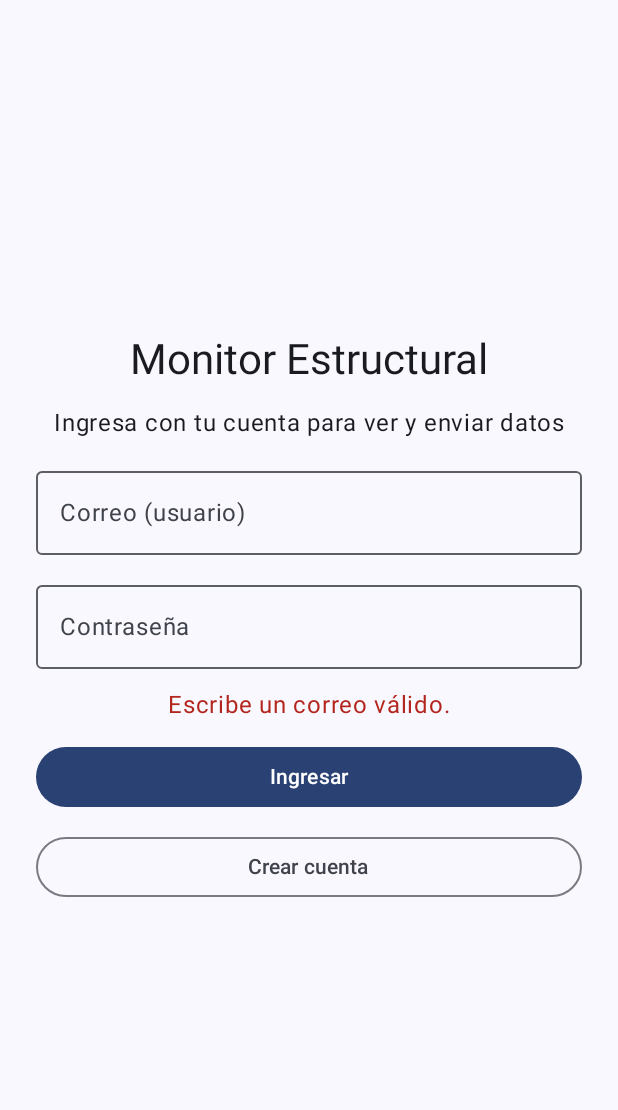
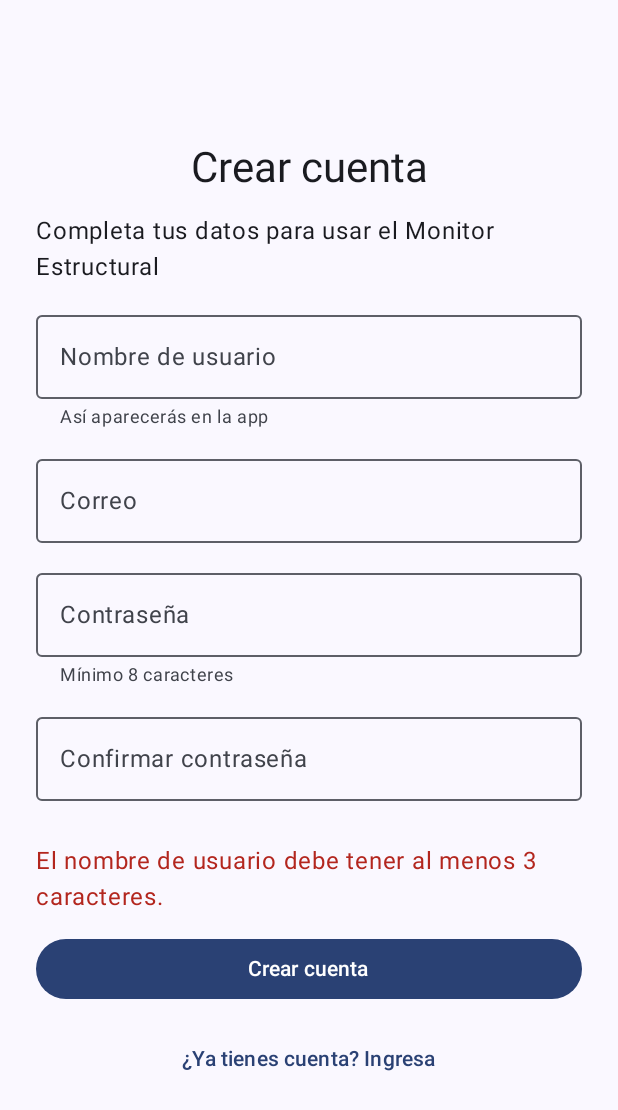
Before and after one commit to benjamincristobalarias-svg/IOT, an Android app built with Jetpack Compose: the screen it shows after launch (MainActivity), after a tap on "Crear cuenta", on a phone screen of 412 x 824 dp. Shown: the top 1110 px of the screen. Run offline under Robolectric (Android 15) with nearby library versions, the phone set to English and light mode, and no system bars; our stand-ins replace Firebase (no records; nobody signed in at launch, a user with empty details on screens opened directly); 2 other taps on this screen came first.

Commit message:
Pantalla de Registro con nombre de usuario y confirmar contraseña; respaldos bloqueados y solo HTTPS
- RegistroScreen: nombre de usuario, correo, contraseña y confirmar contraseña.
  El nombre se guarda en el perfil de Firebase y la app saluda con "Hola, nombre".
- Login: se quita "Crear cuenta" y se agrega "¿No tienes cuenta? Regístrate".
- validarRegistro() y 4 pruebas nuevas (15 en total, todas pasan).
- Manifest: allowBackup=false, reglas de extracción que excluyen todo,
  network_security_config sin tráfico HTTP y permiso ACCESS_NETWORK_STATE.
- README y docs/app actualizados.

Co-Authored-By: Claude Opus 5.5 <noreply@anthropic.com>
Claude-Session: https://claude.ai/code/session_01BekTH7mBc7tp6bLd45P4C1

```diff
--- a/app-android/app/src/main/java/cl/inacap/monitorestructural/MainActivity.kt
+++ b/app-android/app/src/main/java/cl/inacap/monitorestructural/MainActivity.kt
@@ -4,7 +4,11 @@ import android.os.Bundle
 import androidx.activity.ComponentActivity
 import androidx.activity.compose.setContent
 import androidx.activity.enableEdgeToEdge
+import androidx.compose.runtime.LaunchedEffect
 import androidx.compose.runtime.getValue
+import androidx.compose.runtime.mutableStateOf
+import androidx.compose.runtime.saveable.rememberSaveable
+import androidx.compose.runtime.setValue
 import androidx.lifecycle.ViewModelProvider
 import androidx.lifecycle.compose.collectAsStateWithLifecycle
 import androidx.lifecycle.viewmodel.initializer
@@ -20,6 +24,7 @@ import cl.inacap.monitorestructural.ui.LoginScreen
 import cl.inacap.monitorestructural.ui.LoginViewModel
 import cl.inacap.monitorestructural.ui.MonitoreoScreen
 import cl.inacap.monitorestructural.ui.PrincipalScreen
+import cl.inacap.monitorestructural.ui.RegistroScreen
 import cl.inacap.monitorestructural.ui.theme.MonitorEstructuralTheme
 
 class MainActivity : ComponentActivity() {
@@ -49,13 +54,31 @@ class MainActivity : ComponentActivity() {
             MonitorEstructuralTheme {
                 val sesion by loginViewModel.uiState.collectAsStateWithLifecycle()
                 val usuario = sesion.usuario
+                // true = se muestra Registro; false = Login
+                var registrando by rememberSaveable { mutableStateOf(false) }
+                // Cuando entra a la app se olvida el Registro: al cerrar sesión vuelve al Login
+                LaunchedEffect(usuario) { if (usuario != null) registrando = false }
                 if (usuario == null) {
-                    // Sin sesión solo se ve el Login
-                    LoginScreen(
-                        state = sesion,
-                        onIngresar = loginViewModel::ingresar,
-                        onCrearCuenta = loginViewModel::crearCuenta
-                    )
+                    // Sin sesión solo se ven Login y Registro
+                    if (registrando) {
+                        RegistroScreen(
+                            state = sesion,
+                            onCrearCuenta = loginViewModel::crearCuenta,
+                            onVolver = {
+                                loginViewModel.limpiarError()
+                                registrando = false
+                            }
+                        )
+                    } else {
+                        LoginScreen(
+                            state = sesion,
+                            onIngresar = loginViewModel::ingresar,
+                            onIrARegistro = {
+                                loginViewModel.limpiarError()
+                                registrando = true
+                            }
+                        )
+                    }
                 } else {
                     val conectado by monitoreoViewModel.conectado.collectAsStateWithLifecycle()
                     PrincipalScreen(
--- a/app-android/app/src/main/java/cl/inacap/monitorestructural/model/Credenciales.kt
+++ b/app-android/app/src/main/java/cl/inacap/monitorestructural/model/Credenciales.kt
@@ -9,4 +9,16 @@ fun validarCredenciales(correo: String, clave: String, cuentaNueva: Boolean): St
     else -> null
 }
 
+// Revisa los datos de la pantalla de Registro antes de crear la cuenta.
+// Devuelve el mensaje de error, o null si están bien.
+fun validarRegistro(nombre: String, correo: String, clave: String, confirmar: String): String? {
+    val nombreLimpio = nombre.trim()
+    return when {
+        nombreLimpio.length < 3 -> "El nombre de usuario debe tener al menos 3 caracteres."
+        nombreLimpio.length > 30 -> "El nombre de usuario puede tener hasta 30 caracteres."
+        else -> validarCredenciales(correo, clave, cuentaNueva = true)
+            ?: if (clave != confirmar) "Las contraseñas no coinciden." else null
+    }
+}
+
 private val CORREO_VALIDO = Regex("[^@\\s]+@[^@\\s]+\\.[^@\\s]+")
--- a/app-android/app/src/main/java/cl/inacap/monitorestructural/ui/LoginScreen.kt
+++ b/app-android/app/src/main/java/cl/inacap/monitorestructural/ui/LoginScreen.kt
@@ -9,10 +9,10 @@ import androidx.compose.foundation.text.KeyboardOptions
 import androidx.compose.material3.Button
 import androidx.compose.material3.CircularProgressIndicator
 import androidx.compose.material3.MaterialTheme
-import androidx.compose.material3.OutlinedButton
 import androidx.compose.material3.OutlinedTextField
 import androidx.compose.material3.Scaffold
 import androidx.compose.material3.Text
+import androidx.compose.material3.TextButton
 import androidx.compose.runtime.Composable
 import androidx.compose.runtime.getValue
 import androidx.compose.runtime.mutableStateOf
@@ -25,12 +25,12 @@ import androidx.compose.ui.text.input.KeyboardType
 import androidx.compose.ui.text.input.PasswordVisualTransformation
 import androidx.compose.ui.unit.dp
 
-// Pantalla de Login: correo (usuario) y contraseña con Firebase Authentication
+// Pantalla de Login: correo y contraseña con Firebase Authentication
 @Composable
 fun LoginScreen(
     state: LoginUiState,
     onIngresar: (correo: String, clave: String) -> Unit,
-    onCrearCuenta: (correo: String, clave: String) -> Unit
+    onIrARegistro: () -> Unit
 ) {
     var correo by rememberSaveable { mutableStateOf("") }
     // La contraseña solo vive en memoria mientras se escribe (no se guarda)
@@ -50,7 +50,7 @@ fun LoginScreen(
             OutlinedTextField(
                 value = correo,
                 onValueChange = { correo = it },
-                label = { Text("Correo (usuario)") },
+                label = { Text("Correo") },
                 singleLine = true,
                 keyboardOptions = KeyboardOptions(keyboardType = KeyboardType.Email),
                 modifier = Modifier.fillMaxWidth()
@@ -77,12 +77,8 @@ fun LoginScreen(
             ) {
                 Text("Ingresar")
             }
-            OutlinedButton(
-                onClick = { onCrearCuenta(correo, clave) },
-                enabled = !state.cargando,
-                modifier = Modifier.fillMaxWidth()
-            ) {
-                Text("Crear cuenta")
+            TextButton(onClick = onIrARegistro, enabled = !state.cargando) {
+                Text("¿No tienes cuenta? Regístrate")
             }
         }
     }
--- a/app-android/app/src/main/java/cl/inacap/monitorestructural/ui/LoginViewModel.kt
+++ b/app-android/app/src/main/java/cl/inacap/monitorestructural/ui/LoginViewModel.kt
@@ -3,48 +3,55 @@ package cl.inacap.monitorestructural.ui
 import androidx.lifecycle.ViewModel
 import cl.inacap.monitorestructural.data.AuthRepository
 import cl.inacap.monitorestructural.model.validarCredenciales
+import cl.inacap.monitorestructural.model.validarRegistro
 import kotlinx.coroutines.flow.MutableStateFlow
 import kotlinx.coroutines.flow.StateFlow
 import kotlinx.coroutines.flow.asStateFlow
 import kotlinx.coroutines.flow.update
 
-// Estado de la pantalla de Login
+// Estado de las pantallas de Login y Registro
 data class LoginUiState(
-    val usuario: String? = null,   // correo del usuario con sesión; null = sin sesión
+    val usuario: String? = null,   // nombre (o correo) del usuario con sesión; null = sin sesión
     val cargando: Boolean = false,
     val error: String? = null
 )
 
 class LoginViewModel(private val auth: AuthRepository) : ViewModel() {
 
-    // Firebase recuerda la sesión: si ya había entrado antes, parte con su correo
+    // Firebase recuerda la sesión: si ya había entrado antes, parte con su nombre
     private val _uiState = MutableStateFlow(LoginUiState(usuario = auth.usuarioActual()))
     val uiState: StateFlow<LoginUiState> = _uiState.asStateFlow()
 
-    fun ingresar(correo: String, clave: String) = enviar(correo, clave, cuentaNueva = false)
+    private val alTerminar = { usuario: String?, mensaje: String? ->
+        _uiState.value = LoginUiState(usuario = usuario, error = mensaje)
+    }
 
-    fun crearCuenta(correo: String, clave: String) = enviar(correo, clave, cuentaNueva = true)
+    fun ingresar(correo: String, clave: String) {
+        // Primero se revisan los datos en el celular (no se envía nada mal escrito)
+        val error = validarCredenciales(correo, clave, cuentaNueva = false)
+        if (error != null) {
+            _uiState.update { it.copy(error = error) }
+            return
+        }
+        _uiState.update { it.copy(cargando = true, error = null) }
+        auth.ingresar(correo.trim(), clave, alTerminar)
+    }
+
+    fun crearCuenta(nombre: String, correo: String, clave: String, confirmar: String) {
+        val error = validarRegistro(nombre, correo, clave, confirmar)
+        if (error != null) {
+            _uiState.update { it.copy(error = error) }
+            return
+        }
+        _uiState.update { it.copy(cargando = true, error = null) }
+        auth.crearCuenta(nombre.trim(), correo.trim(), clave, alTerminar)
+    }
+
+    // Al cambiar entre Login y Registro se borra el mensaje de error anterior
+    fun limpiarError() = _uiState.update { it.copy(error = null) }
 
     fun salir() {
         auth.salir()
         _uiState.value = LoginUiState()
     }
-
-    private fun enviar(correo: String, clave: String, cuentaNueva: Boolean) {
-        // Primero se revisan los datos en el celular (no se envía nada mal escrito)
-        val error = validarCredenciales(correo, clave, cuentaNueva)
-        if (error != null) {
-            _uiState.update { it.copy(error = error) }
-            return
-        }
-        _uiState.update { it.copy(cargando = true, error = null) }
-        val alTerminar = { usuario: String?, mensaje: String? ->
-            _uiState.value = LoginUiState(usuario = usuario, error = mensaje)
-        }
-        if (cuentaNueva) {
-            auth.crearCuenta(correo.trim(), clave, alTerminar)
-        } else {
-            auth.ingresar(correo.trim(), clave, alTerminar)
-        }
-    }
 }
--- a/app-android/app/src/main/java/cl/inacap/monitorestructural/ui/PrincipalScreen.kt
+++ b/app-android/app/src/main/java/cl/inacap/monitorestructural/ui/PrincipalScreen.kt
@@ -38,7 +38,7 @@ fun PrincipalScreen(
                     Column {
                         Text("Monitor Estructural")
                         Text(
-                            "$usuario · " + (if (conectado) "Conectado a Firebase" else "Sin conexión"),
+                            "Hola, $usuario · " + (if (conectado) "Conectado a Firebase" else "Sin conexión"),
                             style = MaterialTheme.typography.bodySmall,
                             color = if (conectado) MaterialTheme.colorScheme.primary
                             else MaterialTheme.colorScheme.error
--- /dev/null
+++ b/app-android/app/src/main/java/cl/inacap/monitorestructural/ui/RegistroScreen.kt
@@ -0,0 +1,112 @@
+package cl.inacap.monitorestructural.ui
+
+import androidx.compose.foundation.layout.Arrangement
+import androidx.compose.foundation.layout.Column
+import androidx.compose.foundation.layout.fillMaxSize
+import androidx.compose.foundation.layout.fillMaxWidth
+import androidx.compose.foundation.layout.padding
+import androidx.compose.foundation.rememberScrollState
+import androidx.compose.foundation.text.KeyboardOptions
+import androidx.compose.foundation.verticalScroll
+import androidx.compose.material3.Button
+import androidx.compose.material3.CircularProgressIndicator
+import androidx.compose.material3.MaterialTheme
+import androidx.compose.material3.OutlinedTextField
+import androidx.compose.material3.Scaffold
+import androidx.compose.material3.Text
+import androidx.compose.material3.TextButton
+import androidx.compose.runtime.Composable
+import androidx.compose.runtime.getValue
+import androidx.compose.runtime.mutableStateOf
+import androidx.compose.runtime.remember
+import androidx.compose.runtime.saveable.rememberSaveable
+import androidx.compose.runtime.setValue
+import androidx.compose.ui.Alignment
+import androidx.compose.ui.Modifier
+import androidx.compose.ui.text.input.KeyboardType
+import androidx.compose.ui.text.input.PasswordVisualTransformation
+import androidx.compose.ui.unit.dp
+
+// Pantalla de Registro: nombre de usuario, correo, contraseña y confirmar contraseña.
+// El nombre se guarda en el perfil de Firebase y es el que se muestra en la app.
+@Composable
+fun RegistroScreen(
+    state: LoginUiState,
+    onCrearCuenta: (nombre: String, correo: String, clave: String, confirmar: String) -> Unit,
+    onVolver: () -> Unit
+) {
+    var nombre by rememberSaveable { mutableStateOf("") }
+    var correo by rememberSaveable { mutableStateOf("") }
+    // Las contraseñas solo viven en memoria mientras se escriben (no se guardan)
+    var clave by remember { mutableStateOf("") }
+    var confirmar by remember { mutableStateOf("") }
+    val noCoinciden = confirmar.isNotEmpty() && confirmar != clave
+
+    Scaffold { innerPadding ->
+        Column(
+            modifier = Modifier
+                .fillMaxSize()
+                .padding(innerPadding)
+                .verticalScroll(rememberScrollState())
+                .padding(24.dp),
+            verticalArrangement = Arrangement.spacedBy(12.dp, Alignment.CenterVertically),
+            horizontalAlignment = Alignment.CenterHorizontally
+        ) {
+            Text("Crear cuenta", style = MaterialTheme.typography.headlineMedium)
+            Text("Completa tus datos para usar el Monitor Estructural")
+            OutlinedTextField(
+                value = nombre,
+                onValueChange = { nombre = it },
+                label = { Text("Nombre de usuario") },
+                supportingText = { Text("Así aparecerás en la app") },
+                singleLine = true,
+                modifier = Modifier.fillMaxWidth()
+            )
+            OutlinedTextField(
+                value = correo,
+                onValueChange = { correo = it },
+                label = { Text("Correo") },
+                singleLine = true,
+                keyboardOptions = KeyboardOptions(keyboardType = KeyboardType.Email),
+                modifier = Modifier.fillMaxWidth()
+            )
+            OutlinedTextField(
+                value = clave,
+                onValueChange = { clave = it },
+                label = { Text("Contraseña") },
+                supportingText = { Text("Mínimo 8 caracteres") },
+                singleLine = true,
+                visualTransformation = PasswordVisualTransformation(),
+                keyboardOptions = KeyboardOptions(keyboardType = KeyboardType.Password),
+                modifier = Modifier.fillMaxWidth()
+            )
+            OutlinedTextField(
+                value = confirmar,
+                onValueChange = { confirmar = it },
+                label = { Text("Confirmar contraseña") },
+                isError = noCoinciden,
+                supportingText = { if (noCoinciden) Text("Las contraseñas no coinciden") },
+                singleLine = true,
+                visualTransformation = PasswordVisualTransformation(),
+                keyboardOptions = KeyboardOptions(keyboardType = KeyboardType.Password),
+                modifier = Modifier.fillMaxWidth()
+            )
+            if (state.error != null) {
+                Text(state.error, color = MaterialTheme.colorScheme.error)
+            }
+            if (state.cargando) {
+                CircularProgressIndicator()
+            }
+            Button(
+                onClick = { onCrearCuenta(nombre, correo, clave, confirmar) },
+                enabled = !state.cargando,
+                modifier = Modifier.fillMaxWidth()
+            ) {
+                Text("Crear cuenta")
+            }
+            TextButton(onClick = onVolver, enabled = !state.cargando) {
+                Text("¿Ya tienes cuenta? Ingresa")
+            }
+        }
+    }
+}
```
Also changed, not shown: app-android/app/src/main/AndroidManifest.xml (+9 -1 lines), app-android/app/src/main/java/cl/inacap/monitorestructural/data/AuthRepository.kt (+24 -5 lines), app-android/app/src/main/res/xml/backup_rules.xml (+8 -11 lines), app-android/app/src/main/res/xml/data_extraction_rules.xml (+13 -13 lines), app-android/app/src/main/res/xml/network_security_config.xml (added, +10 -0 lines), 4 other files.
